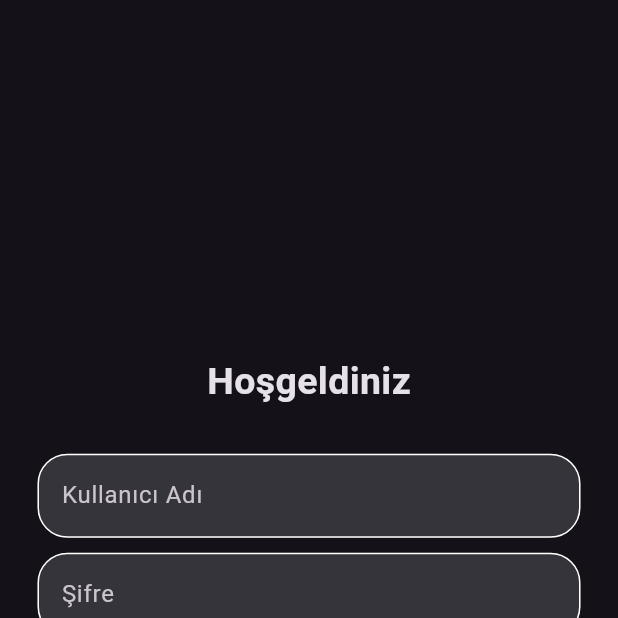
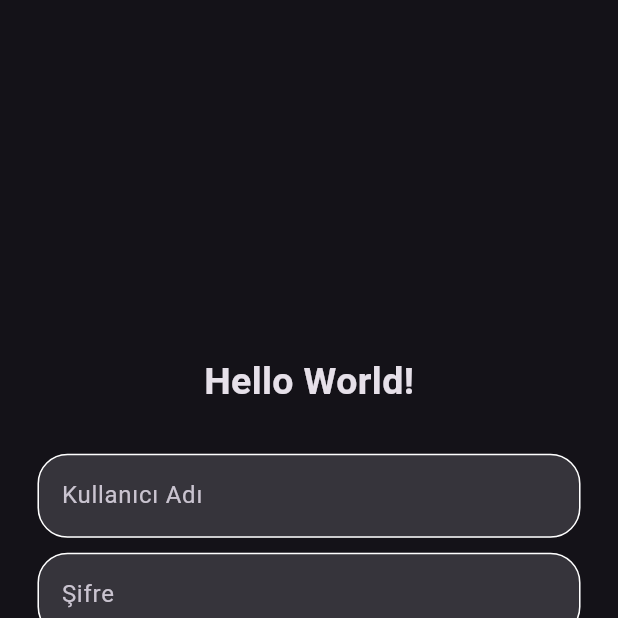
Before and after one commit to byalpay/budgetbuddy, a Flutter app: the screen it shows after launch, on a phone screen of 412 x 824 dp, the top half of it. Run offline on Flutter 3.47's test engine with Material 3 defaults, Android fonts, the phone set to English and light mode, and no system bars; our stand-ins replace image_picker; missing offline and left inert: flutter_email_sender; generated files the repository leaves out were written again.

Commit message:
login page updated

```diff
--- a/lib/main.dart
+++ b/lib/main.dart
@@ -3,6 +3,10 @@ import 'package:budgetbuddy/theme/theme.dart';
 import 'package:budgetbuddy/widgets/loginButton.dart';
 import 'package:flutter/material.dart';
 import 'package:budgetbuddy/widgets/textField.dart';
+import 'package:flutter_gen/gen_l10n/app_localizations.dart';
+import 'package:flutter_localizations/flutter_localizations.dart';
+
+import 'language/l10n.dart';
 
 
 void main() {
@@ -15,17 +19,18 @@ class MyApp extends StatelessWidget {
   @override
   Widget build(BuildContext context) {
     return MaterialApp(
+      localizationsDelegates: AppLocalizations.localizationsDelegates,
+      supportedLocales: AppLocalizations.supportedLocales,
       theme: darkModeEnabled ? darkTheme : lightTheme,
       title: 'Flutter Demo',
       debugShowCheckedModeBanner: false,
-      home: MyHomePage(title: 'Flutter Demo Home Page'),
+      home: MyHomePage(),
     );
   }
 }
 
 class MyHomePage extends StatefulWidget {
-  MyHomePage({Key? key, required this.title}) : super(key: key);
-  final String title;
+  MyHomePage({super.key});
 
   @override
   State<MyHomePage> createState() => _MyHomePageState();
@@ -35,13 +40,13 @@ class _MyHomePageState extends State<MyHomePage> {
 
   @override
   Widget build(BuildContext context) {
-    return const Scaffold(
+    return Scaffold(
       body: Center(
         child: Column(
           mainAxisAlignment: MainAxisAlignment.center,
           children: [
             Text(
-                "Hoşgeldiniz",
+              AppLocalizations.of(context)!.helloWorld,
               style: TextStyle(
                 fontSize: 25,
                 fontWeight: FontWeight.w700,
@@ -49,7 +54,7 @@ class _MyHomePageState extends State<MyHomePage> {
             ),
             SizedBox(height: 30),
             LoginTextField(
-                hintText: 'Kullanıcı Adı',
+                hintText: "Kullanıcı Adı",
                 obscureText: false
             ),
             SizedBox(height: 10),
--- a/lib/widgets/loginButton.dart
+++ b/lib/widgets/loginButton.dart
@@ -1,5 +1,5 @@
 import 'package:flutter/material.dart';
-import '../mainpage.dart';
+import '../mainPage.dart';
 
 class LoginButton extends StatelessWidget {
   const LoginButton({super.key});
```
Also changed, not shown: pubspec.yaml (line endings or trailing spaces).
